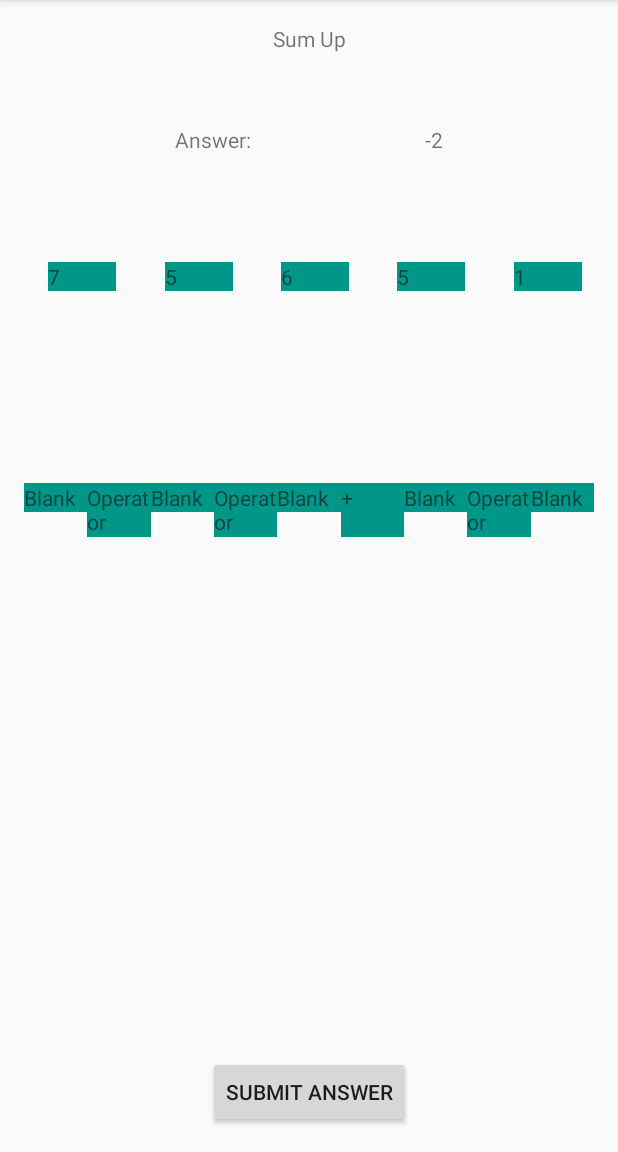
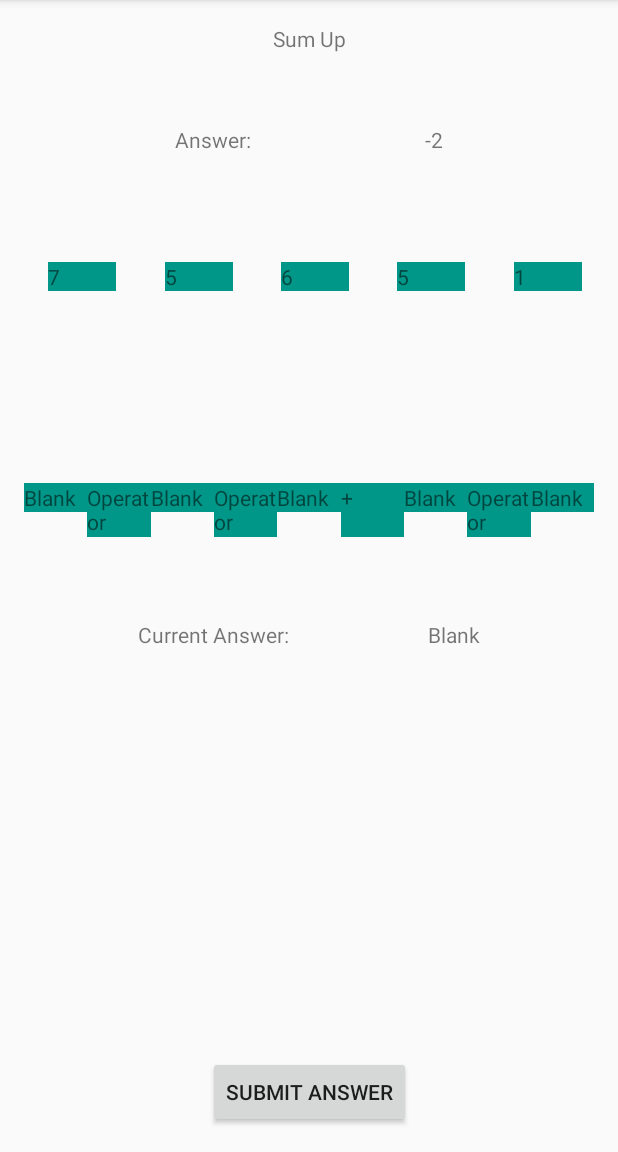
Before and after one commit to Tsz-Fung-Ryan/Andoird_Mobile_Sum_Up, an Android app: the GameActivity screen opened directly, with no data from a screen before it, after a tap on "SUBMIT ANSWER", on a phone screen of 412 x 824 dp, the part 84-1236 px from its top. Run offline under Robolectric (Android 15) with nearby library versions, the phone set to English and light mode, and no system bars; 1 other tap on this screen came first.

Commit message:
Added checking of user answer

```diff
--- a/app/src/main/java/com/example/cps731_project/GameActivity.java
+++ b/app/src/main/java/com/example/cps731_project/GameActivity.java
@@ -7,6 +7,7 @@ import android.util.Log;
 import android.view.View;
 import android.widget.TextView;
 
+import com.example.cps731_project.common.Utilities;
 import com.example.cps731_project.logic_layer.*;
 
 import java.util.Arrays;
@@ -35,8 +36,9 @@ public class GameActivity extends AppCompatActivity {
         int answer = logic_layer.currentAnswer();
 
         Log.d("GAME", "Answer: " + answer);
+        Log.d("GAME", "Equation: " + logic_layer.getFormula());
 
-        TextView answerView = findViewById(R.id.answer);
+        TextView answerView = findViewById(R.id.computerAnswer);
         answerView.setText(Integer.toString(answer));
 
         setClickableNums(validNumbers);
@@ -119,6 +121,13 @@ public class GameActivity extends AppCompatActivity {
         if(validNumsAndOps(numbers, operators)) {
             //Check answer to see if it is a valid answer
             Log.d("ANSWER", "Valid answer");
+
+            Utilities util = new Utilities();
+
+            ((TextView) findViewById(R.id.userAnswer)).setText(logic_layer.calculateEquation(util.toIntArray(numbers), util.toCharArray(operators)) + "");
+            boolean correct = logic_layer.solved(util.toIntArray(numbers), util.toCharArray(operators));
+            Log.d("ANSWER", "Sending: " + Arrays.toString(util.toIntArray(numbers)) + ", " + Arrays.toString(util.toCharArray(operators)));
+            Log.d("ANSWER", "Answer result: " + correct);
         } else {
             //Do something, like an error message?
             Log.d("ANSWER", "Invalid answer");
@@ -154,7 +163,7 @@ public class GameActivity extends AppCompatActivity {
      */
     private boolean validNumber(String num) {
         for(int i = 0; i < validNumbers.length; i++) {
-            Log.d("ANSWER", "Checking if " + num + " in " + validNumbers.toString());
+            Log.d("ANSWER", "Checking if " + num + " in " + validNumbers[i].toString());
             if(validNumbers[i].equals(num)) {
                 return true;
             }
--- a/app/src/main/res/layout/activity_game.xml
+++ b/app/src/main/res/layout/activity_game.xml
@@ -7,18 +7,28 @@
     tools:context=".GameActivity">
 
     <TextView
+        android:id="@+id/userAnswer"
+        android:layout_width="wrap_content"
+        android:layout_height="wrap_content"
+        android:text="@string/blank"
+        app:layout_constraintEnd_toEndOf="parent"
+        app:layout_constraintHorizontal_bias="0.5"
+        app:layout_constraintStart_toEndOf="@+id/currentAnswer"
+        app:layout_constraintTop_toTopOf="@+id/currentAnswer" />
+
+    <TextView
         android:id="@+id/answerText"
         android:layout_width="wrap_content"
         android:layout_height="wrap_content"
         android:layout_marginTop="48dp"
         android:text="@string/answer"
-        app:layout_constraintEnd_toStartOf="@+id/answer"
+        app:layout_constraintEnd_toStartOf="@+id/computerAnswer"
         app:layout_constraintHorizontal_bias="1.0"
         app:layout_constraintStart_toStartOf="parent"
         app:layout_constraintTop_toBottomOf="@+id/gameTitle" />
 
     <TextView
-        android:id="@+id/answer"
+        android:id="@+id/computerAnswer"
         android:layout_width="wrap_content"
         android:layout_height="wrap_content"
         android:text="@string/blank"
@@ -232,4 +242,15 @@
         app:layout_constraintStart_toEndOf="@+id/space1"
         app:layout_constraintTop_toTopOf="@+id/space1" />
 
+    <TextView
+        android:id="@+id/currentAnswer"
+        android:layout_width="wrap_content"
+        android:layout_height="wrap_content"
+        android:layout_marginTop="72dp"
+        android:text="@string/current_answer"
+        app:layout_constraintEnd_toStartOf="@+id/userAnswer"
+        app:layout_constraintHorizontal_bias="0.5"
+        app:layout_constraintStart_toStartOf="parent"
+        app:layout_constraintTop_toBottomOf="@+id/space1" />
+
 </androidx.constraintlayout.widget.ConstraintLayout>
--- a/app/src/main/res/values/strings.xml
+++ b/app/src/main/res/values/strings.xml
@@ -8,5 +8,6 @@
     <string name="answer">Answer:</string>
     <string name="blank">Blank</string>
     <string name="operator">Operator</string>
+    <string name="current_answer">Current Answer:</string>
     <string name="submit_answer">Submit Answer</string>
 </resources>
```
